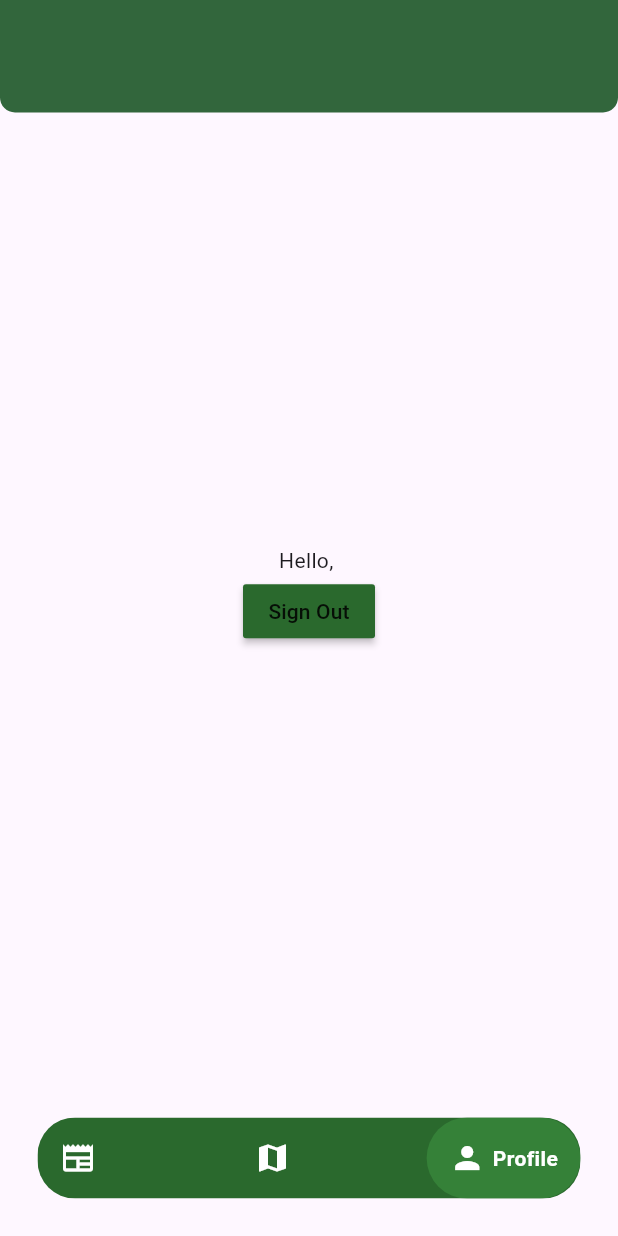
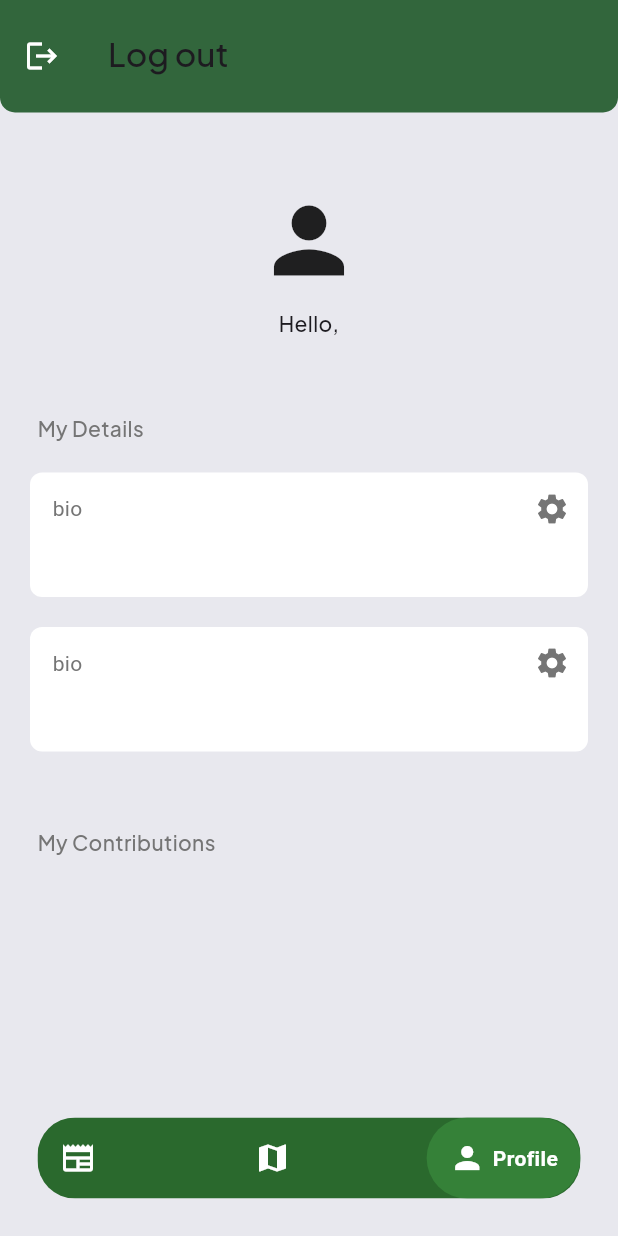
Before and after one commit to nbhan21/Cli-mate, a Flutter app: the screen it shows once a user with an empty profile is signed in, item 3 of the bottom bar chosen, on a phone screen of 412 x 824 dp. Run offline on Flutter 3.47's test engine with Material 3 defaults, Android fonts, the phone set to English and light mode, and no system bars; drawn by our look-alikes of google_nav_bar; our stand-ins replace cloud_firestore, firebase_auth, firebase_core; accounts and stored records are empty; Roboto replaces fonts that are missing (PlusJakartaFont).

Commit message:
profile page update

```diff
--- a/bismillahWin/lib/Login Page Procedure/login_page.dart
+++ b/bismillahWin/lib/Login Page Procedure/login_page.dart
@@ -55,7 +55,7 @@ Future signIn() async {
       context: context,
       builder: (context) {
         return AlertDialog(
-          content: Text(e.message.toString(), style: TextStyle(fontFamily: 'PlusJakartaSans', ),),
+          content: Text(e.message.toString(), style: const TextStyle(fontFamily: 'PlusJakartaSans', ),),
         );
       },
     );
--- a/bismillahWin/lib/Login Page Procedure/register_page.dart
+++ b/bismillahWin/lib/Login Page Procedure/register_page.dart
@@ -83,10 +83,17 @@ final _usernameController = TextEditingController();
     }
   }
 
-  Future addUserDetails(String username) async {
-    await FirebaseFirestore.instance.collection('username').add({
+  Future<void> addUserDetails(String username) async {
+    FirebaseAuth auth = FirebaseAuth.instance;
+    User? user = auth.currentUser;
+    if (user!= null){
+    await FirebaseFirestore.instance.collection('users').
+    doc(user.email).
+    set({
       'username': username,
+      'bio': 'No bio',
     });
+  }
   }
 
 
--- a/bismillahWin/lib/Pages/home_page.dart
+++ b/bismillahWin/lib/Pages/home_page.dart
@@ -65,13 +65,13 @@ class _HomePageState extends State<HomePage> {
   // Pages
   final List <Widget> _pages = [
     //Page berita
-    pageNews(),
+    const pageNews(),
 
     //Page map
-    pageMap(),
+    const pageMap(),
 
     //Page profile
-    pageProfile(),
+    const pageProfile(),
   ];
 
   @override
@@ -87,7 +87,7 @@ class _HomePageState extends State<HomePage> {
       //   backgroundColor: const Color.fromARGB(255, 42, 105, 45),
       //   elevation: 10,
       // ),
-
+      backgroundColor: const Color.fromARGB(255, 232, 232, 238),
       bottomNavigationBar: bottomNavBar(
         onTabChange: (index) => navigateBottomBar(index),
       ),
--- /dev/null
+++ b/bismillahWin/lib/Pages/page components/text_box.dart
@@ -0,0 +1,49 @@
+import 'package:cloud_firestore/cloud_firestore.dart';
+import 'package:flutter/material.dart';
+
+class textBox extends StatelessWidget {
+  final String text;
+  final String sectionName;
+  final void Function()? onPressed;
+  const textBox({super.key,
+  required this.text,
+  required this.sectionName,
+  required this.onPressed,
+  });
+
+  @override
+  Widget build(BuildContext context) {
+    return Container(
+      decoration: BoxDecoration(
+        color: Color.fromARGB(255, 255, 255, 255),
+        borderRadius: BorderRadius.circular(8)
+      ),
+      padding: const EdgeInsets.only(left: 15, bottom: 15, ),
+      margin: const EdgeInsets.only(left: 20, right: 20, top: 20,),
+      child: Column(
+        crossAxisAlignment: CrossAxisAlignment.start,
+        children: [
+          Row(
+            mainAxisAlignment: MainAxisAlignment.spaceBetween,
+            children: [
+              Text(sectionName,
+              style: TextStyle(
+                color: Colors.grey[600],
+                fontFamily: 'PlusJakartaFont',
+              ),),
+              IconButton(
+                onPressed: (){},
+                icon: Icon(Icons.settings,
+                color: Colors.grey[600],))
+            ],
+          ),
+          Text(text,
+          style: TextStyle(
+                fontFamily: 'PlusJakartaFont',
+              ),
+          ),
+        ],
+      ),
+    );
+  }
+}
--- a/bismillahWin/lib/Pages/page navigation components/bottom_nav_bar.dart
+++ b/bismillahWin/lib/Pages/page navigation components/bottom_nav_bar.dart
@@ -18,14 +18,14 @@ class bottomNavBar extends StatelessWidget {
 
         child: GNav(
           onTabChange: (value) => onTabChange!(value),
-          backgroundColor: Color.fromARGB(255, 42, 105, 45),
+          backgroundColor: const Color.fromARGB(255, 42, 105, 45),
           color: Colors.white,
           mainAxisAlignment: MainAxisAlignment.spaceBetween,
           activeColor: Colors.white,
-          tabBackgroundColor: Color.fromARGB(255, 53, 129, 56),
+          tabBackgroundColor: const Color.fromARGB(255, 53, 129, 56),
           gap: 5,
-          padding: EdgeInsets.all(15),
-          tabs: [
+          padding: const EdgeInsets.all(15),
+          tabs: const [
             GButton(
               icon: Icons.newspaper,
               text: 'News',
--- a/bismillahWin/lib/Pages/page_map.dart
+++ b/bismillahWin/lib/Pages/page_map.dart
@@ -11,7 +11,9 @@ class _pageMapState extends State<pageMap> {
   @override
   Widget build(BuildContext context) {
     return Scaffold(
+      backgroundColor: const Color.fromARGB(255, 232, 232, 238),
       appBar: AppBar(
+        automaticallyImplyLeading: false,
          shape: const RoundedRectangleBorder(
             borderRadius: BorderRadius.only(
               bottomLeft: Radius.circular(10),
--- a/bismillahWin/lib/Pages/page_news.dart
+++ b/bismillahWin/lib/Pages/page_news.dart
@@ -11,12 +11,14 @@ class _pageNewsState extends State<pageNews> {
   @override
   Widget build(BuildContext context) {
     return Scaffold(
+      backgroundColor: const Color.fromARGB(255, 232, 232, 238),
       appBar: AppBar(
-         shape: const RoundedRectangleBorder(
-            borderRadius: BorderRadius.only(
-              bottomLeft: Radius.circular(10),
-              bottomRight: Radius.circular(10),)
-          ),
+        automaticallyImplyLeading: false,
+        shape: const RoundedRectangleBorder(
+          borderRadius: BorderRadius.only(
+            bottomLeft: Radius.circular(10),
+            bottomRight: Radius.circular(10),)
+        ),
         toolbarHeight: 75,
         backgroundColor: const Color.fromARGB(255, 42, 105, 45),
         elevation: 10,
--- a/bismillahWin/lib/Pages/page_profile.dart
+++ b/bismillahWin/lib/Pages/page_profile.dart
@@ -1,5 +1,7 @@
+import 'package:climate/Pages/page%20components/text_box.dart';
+import 'package:climate/pages/login_page_home.dart';
+import 'package:cloud_firestore/cloud_firestore.dart';
 import 'package:flutter/material.dart';
-import 'package:cloud_firestore/cloud_firestore.dart';
 import 'package:firebase_auth/firebase_auth.dart';
 
 class pageProfile extends StatefulWidget {
@@ -7,50 +9,148 @@ class pageProfile extends StatefulWidget {
 
   @override
   State<pageProfile> createState() => _pageProfileState();
-
 }
 
 class _pageProfileState extends State<pageProfile> {
+  // Get user data within the build method
+  final currentUser = FirebaseAuth.instance.currentUser!;
 
-    // Get user data within the build method
-  User? get user => FirebaseAuth.instance.currentUser;
+  Future<void> editField(String field) async {}
 
   @override
   Widget build(BuildContext context) {
     return Scaffold(
+      backgroundColor: const Color.fromARGB(255, 232, 232, 238),
       appBar: AppBar(
+        title: Padding(
+          padding: const EdgeInsets.fromLTRB(0, 0, 0, 4),
+          child: Text(
+            'Log out',
+            style: TextStyle(
+              fontFamily: 'PlusJakartaSans',
+            ),
+          ),
+        ),
+        leading: IconButton(
+          icon: Icon(Icons.logout, color: Colors.white),
+          onPressed: () async {
+            showDialog(
+              context: context,
+              barrierDismissible: false, // Prevent user interaction
+              builder: (context) {
+                return const Center(
+                  child: CircularProgressIndicator(),
+                );
+              },
+            );
+            await FirebaseAuth.instance.signOut();
+
+            // Dismiss the loading indicator before navigating
+            Navigator.of(context).pop();
+
+            // Navigate to HomePage after successful sign-in
+            Navigator.push(context,
+                MaterialPageRoute(builder: (context) => const loginPageHome()));
+          },
+        ),
         shape: const RoundedRectangleBorder(
             borderRadius: BorderRadius.only(
           bottomLeft: Radius.circular(10),
-              bottomRight: Radius.circular(10),)
-          ),
+          bottomRight: Radius.circular(10),
+        )),
         toolbarHeight: 75,
         backgroundColor: const Color.fromARGB(255, 42, 105, 45),
         elevation: 10,
       ),
+      body: StreamBuilder<DocumentSnapshot>(
+        stream: FirebaseFirestore.instance
+            .collection("users")
+            .doc(currentUser.email)
+            .snapshots(),
+        builder: (context, snapshot) {
+          //mendapatkan data user dari firebase
+          if (snapshot.hasData) {
+            final userData = snapshot.data!.data() as Map<String, dynamic>;
 
-      body: Center(
-        child: Column(
-          mainAxisAlignment: MainAxisAlignment.center,
+            return ListView(
               children: [
-            Text('Hello, ${user?.email ?? ''}'), // Handle potential null
-            MaterialButton(
-              onPressed: () async {
-                try {
-                  await FirebaseAuth.instance.signOut();
-                  // Handle navigation after sign-out (e.g., back to login page)
-                } catch (e) {
-                  print(e); // Handle errors if needed
-                }
-              },
-              color: const Color.fromARGB(255, 42, 105, 45),
-              child: const Text('Sign Out'),
-            )
-          ],
+                //profile
+                const SizedBox(
+                  height: 50,
+                ),
+                Icon(
+                  Icons.person,
+                  size: 70,
+                ),
+
+                //user email
+                const SizedBox(
+                  height: 10,
+                ),
+                Text(
+                  'Hello, ${currentUser.email!}',
+                  style: TextStyle(
+                    fontFamily: 'PlusJakartaSans',
+                  ),
+                  textAlign: TextAlign.center,
+                ),
+
+                //detail user
+                const SizedBox(
+                  height: 50,
+                ),
+                Padding(
+                  padding: const EdgeInsets.only(left: 25.0),
+                  child: Text(
+                    'My Details',
+                    style: TextStyle(
+                      fontFamily: 'PlusJakartaSans',
+                      color: Colors.grey[600],
+                    ),
                   ),
                 ),
 
+                //user name
+                textBox(
+                  text: userData['username'],
+                  sectionName: 'bio',
+                  onPressed: () => editField('username'),
+                ),
 
+                //bio
+                textBox(
+                  text: userData['bio'],
+                  sectionName: 'bio',
+                  onPressed: () => editField('bio'),
+                ),
+
+                //contribution history user
+                const SizedBox(
+                  height: 50,
+                ),
+                Padding(
+                  padding: const EdgeInsets.only(left: 25.0),
+                  child: Text(
+                    'My Contributions',
+                    style: TextStyle(
+                      fontFamily: 'PlusJakartaSans',
+                      color: Colors.grey[600],
+                    ),
+                  ),
+                ),
+              ],
+            );
+          }else if (snapshot.hasError){
+            return Center(
+              child: Text('Error${snapshot.error}'),
+            );
+          }
+
+          return const Center(
+            child: CircularProgressIndicator(),
+          );
+        },
+      ),
     );
   }
 }
```
Lines whose indentation alone changed are shown as unchanged.
